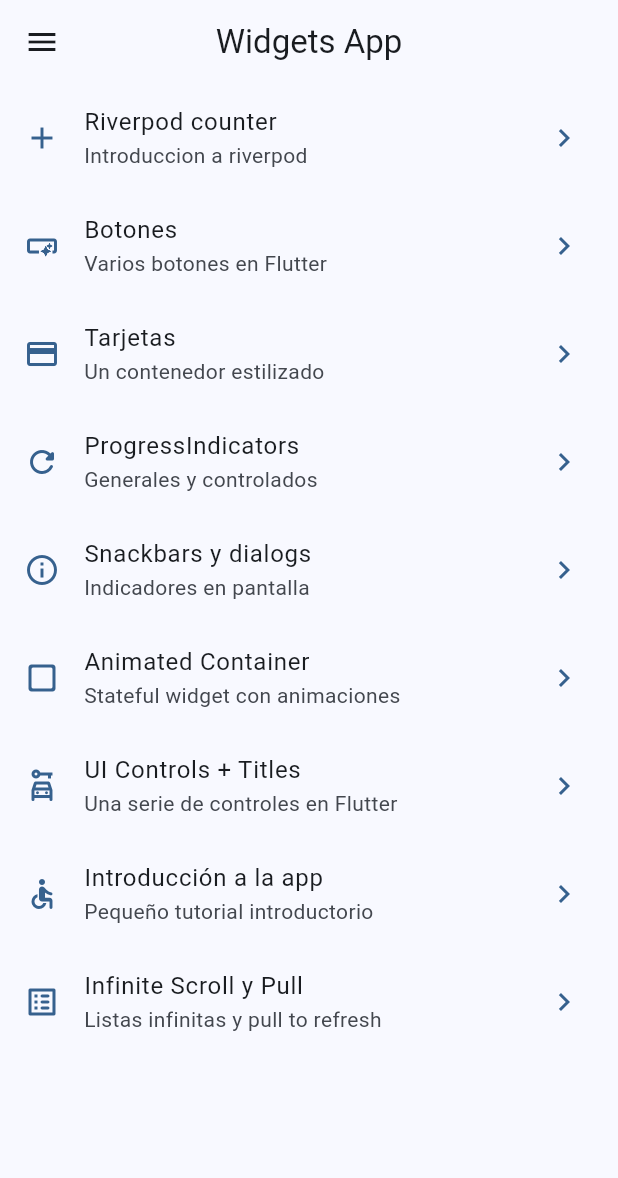
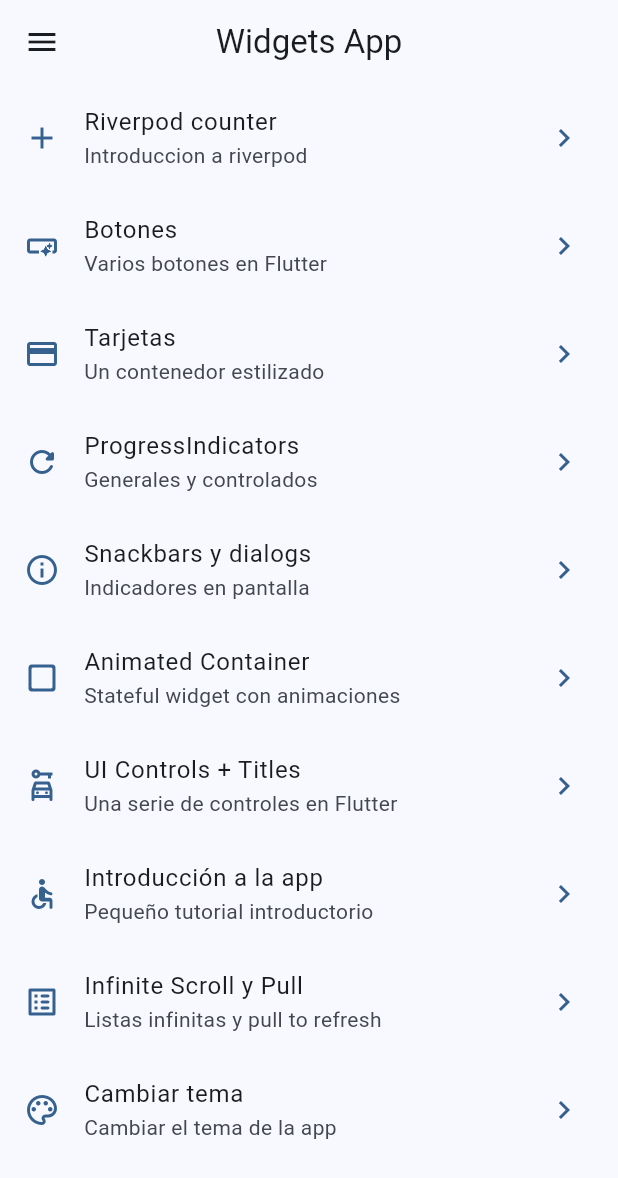
Before and after one commit to RicardoBastardoGH/flutter-widget-app, a Flutter app: the screen it shows after launch, on a phone screen of 412 x 824 dp. Shown: the top 1178 px of the screen. Run offline on Flutter 3.47's test engine with Material 3 defaults, Android fonts, the phone set to English and light mode, and no system bars; our stand-ins replace animate_do, flutter_riverpod, go_router.

Commit message:
Cambiando de colores y temas

```diff
--- a/lib/config/theme/app_theme.dart
+++ b/lib/config/theme/app_theme.dart
@@ -16,18 +16,21 @@ const colorList = [
 ];
 class AppTheme {
   final int selectedColor;
+  final bool isDarkMode;
 
   AppTheme({
-    this.selectedColor = 0
+    this.selectedColor = 0,
+    this.isDarkMode = false,
     }): assert(selectedColor >= 0 && selectedColor < colorList.length , 'Selectedc color must be between 0 and ${colorList.length - 1}');
 
   ThemeData getTheme() {
     return ThemeData(
+      useMaterial3: true,
+      brightness: isDarkMode ? Brightness.dark : Brightness.light,
       colorSchemeSeed: colorList[selectedColor],
       appBarTheme: const AppBarTheme(
         centerTitle: true,
       ),
-      useMaterial3: true,
     );}
 
 
--- a/lib/config/theme/menu/menu_items.dart
+++ b/lib/config/theme/menu/menu_items.dart
@@ -73,6 +73,12 @@ const appMenuItems = <MenuItems>[
     link: '/infinite-scroll',
     icon: Icons.list_alt_rounded
   ),
+  MenuItems(
+    title: 'Cambiar tema',
+    subtitle: 'Cambiar el tema de la app',
+    link: '/theme-changer',
+    icon: Icons.color_lens_outlined
+  ),
 
 
 ];
--- a/lib/config/theme/router/app_router.dart
+++ b/lib/config/theme/router/app_router.dart
@@ -58,5 +58,10 @@ final appRouter = GoRouter(
       name: CounterScreen.routeName,
       builder: (context, state) => CounterScreen(),
     ),
+    GoRoute(
+      path: '/theme-changer',
+      name: ThemeChangerScreen.routeName,
+      builder: (context, state) => ThemeChangerScreen(),
+    ),
   ],
 );
--- a/lib/main.dart
+++ b/lib/main.dart
@@ -2,6 +2,7 @@ import 'package:flutter/material.dart';
 import 'package:flutter_riverpod/flutter_riverpod.dart';
 import 'package:widgets_app/config/theme/app_theme.dart';
 import 'package:widgets_app/config/theme/router/app_router.dart';
+import 'package:widgets_app/presentation/providers/theme_provider.dart';
 
 void main() =>
   runApp(
@@ -10,16 +11,18 @@ void main() =>
     )
   );
 
-class MyApp extends StatelessWidget {
+class MyApp extends ConsumerWidget {
   const MyApp({super.key});
 
   @override
-  Widget build(BuildContext context) {
+  Widget build(BuildContext context, WidgetRef ref) {
+    final isDarkMode = ref.watch(isDarkModeProvider);
+    final selectedColor = ref.watch(selectedColorProvider);
     return MaterialApp.router(
       title: 'Flutter Widgets',
       routerConfig: appRouter,
       debugShowCheckedModeBanner: false,
-      theme: AppTheme(selectedColor: 0).getTheme(),
+      theme: AppTheme(selectedColor: selectedColor, isDarkMode: isDarkMode).getTheme(),
 
     );
   }
--- a/lib/presentation/providers/theme_provider.dart
+++ b/lib/presentation/providers/theme_provider.dart
@@ -1,3 +1,11 @@
 import 'package:flutter_riverpod/flutter_riverpod.dart';
+import 'package:widgets_app/config/theme/app_theme.dart';
 
+// Listado de colores para el tema
+final colorListProvider = Provider((ref) => colorList);
+
+// Boolean
 final isDarkModeProvider = StateProvider<bool>((ref) => false);
+
+// Color
+final selectedColorProvider = StateProvider<int>((ref) => 0);
--- a/lib/presentation/screen/counter/counter_screen.dart
+++ b/lib/presentation/screen/counter/counter_screen.dart
@@ -21,8 +21,8 @@ class CounterScreen extends ConsumerWidget {
         actions: [
           IconButton(
             icon: isDarkMode
-              ? const Icon ( Icons.light_mode_outlined)
-              : const Icon ( Icons.dark_mode_outlined),
+              ? const Icon ( Icons.dark_mode_outlined)
+              : const Icon ( Icons.light_mode_outlined),
             // icon: Icon ( Icons.light_mode_outlined),
             // icon: Icon ( Icons.dark_mode_outlined),
             onPressed: (){
--- a/lib/presentation/screen/screens.dart
+++ b/lib/presentation/screen/screens.dart
@@ -1,3 +1,5 @@
+
+export 'package:widgets_app/presentation/screen/theme_changer/theme_changer_screen.dart';
 
 export 'package:widgets_app/presentation/screen/counter/counter_screen.dart';
 
```
Also changed, not shown: lib/presentation/screen/theme_changer/theme_changer_screen.dart (added, +57 -0 lines).
